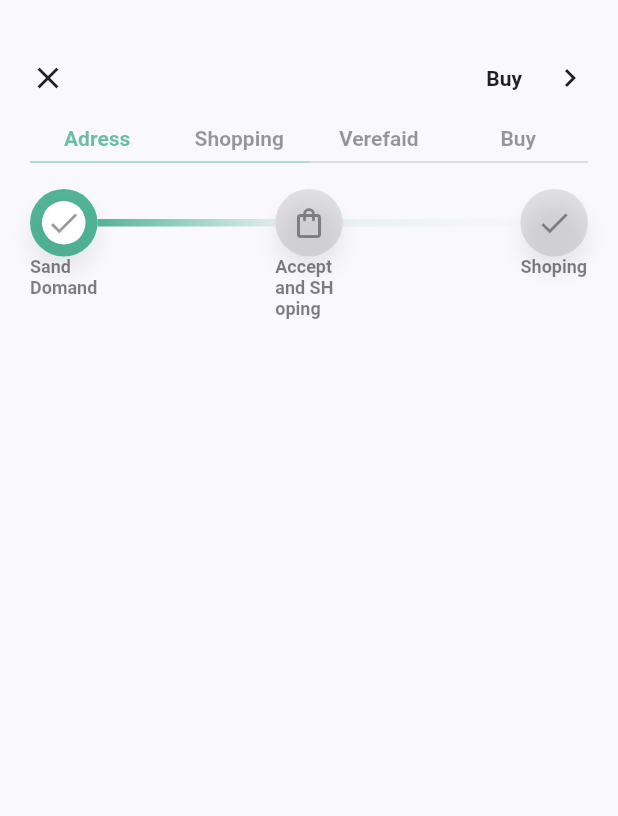
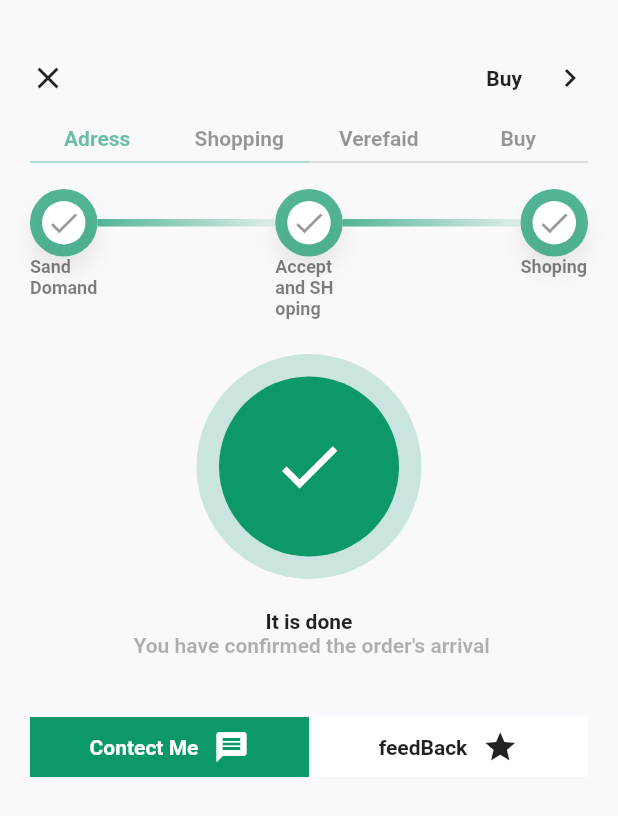
Before and after one commit to hemid32/e-commerce-phone-shope, a Flutter app: the Buy screen opened directly, on a phone screen of 412 x 824 dp. Shown: the top 816 px of the screen. Run offline on Flutter 3.47's test engine with Material 2 defaults, Android fonts, the phone set to English and light mode, and no system bars; our stand-ins replace flutter_svg.

Commit message:
fine shoppin

```diff
--- a/lib/screens/screen_pay/componants/body.dart
+++ b/lib/screens/screen_pay/componants/body.dart
@@ -1,12 +1,19 @@
 
 import 'package:flutter/material.dart';
 import 'package:phoneshop/constant.dart';
+import 'package:phoneshop/screens/screen_pay/widgets/buy/widgestStateRequst/accept_and_shopping.dart';
+import 'package:phoneshop/screens/screen_pay/widgets/buy/widgestStateRequst/conferm_arreved.dart';
+import 'package:phoneshop/screens/screen_pay/widgets/buy/widgestStateRequst/sand_domand.dart';
 import 'package:phoneshop/screens/screen_pay/widgets/cart.dart';
+import 'package:phoneshop/screens/screen_pay/widgets/shopping.dart';
 
 
+import 'container_buttom_prograss_shopping.dart';
+import 'double_button_bottom.dart';
 import 'header.dart';
 import 'item_top_menu.dart';
 import 'progress_shopping.dart';
+import 'text_rich_buttom_deatils.dart';
 
 class Body extends StatelessWidget {
 
@@ -26,12 +33,14 @@ class Body extends StatelessWidget {
           //Addres(),  // this is screen adrees
           //Shopping()   // this is widget shopping
           //Cart() , // this is widgzts cart
-          Column(
-            children: [
-              ProgressShopping() ,
 
-            ],
-          )
+
+          // this is state buy
+          //SandDomand() ** 1
+          // AcceptAndChopping() ** 2
+          ConfermArrived()
+
+
 
 
 
--- /dev/null
+++ b/lib/screens/screen_pay/componants/container_buttom_prograss_shopping.dart
@@ -0,0 +1,34 @@
+import 'package:flutter/material.dart';
+import 'package:phoneshop/constant.dart';
+class ContainetButtomPrograssShopping extends StatelessWidget {
+  const ContainetButtomPrograssShopping({
+    Key key, this.icon
+  }) : super(key: key);
+  final IconData icon ;
+
+
+  @override
+  Widget build(BuildContext context) {
+    return Container(
+      padding: EdgeInsets.all(15),
+      width: 150,
+      height: 150,
+      decoration: BoxDecoration(
+        color: kPrimaryColor.withOpacity(0.2) ,
+        shape: BoxShape.circle ,
+      ),
+      child: Container(
+        alignment: Alignment.center,
+        width: double.infinity,
+        height: double.infinity,
+        decoration: BoxDecoration(
+          color: kPrimaryColor,
+          shape: BoxShape.circle ,
+        ),
+        child: Icon(icon , size: 50 , color: Colors.white,),
+
+      ),
+
+    );
+  }
+}
--- /dev/null
+++ b/lib/screens/screen_pay/componants/double_button_bottom.dart
@@ -0,0 +1,70 @@
+import 'package:flutter/material.dart';
+import 'package:phoneshop/constant.dart';
+
+class DoubleButtonButtom extends StatelessWidget {
+  const DoubleButtonButtom({
+    Key key, this.iconBunnGreen, this.iconBunnWaith, this.titleBunnGreen, this.titleBunnWaith,
+  }) : super(key: key);
+  final IconData iconBunnGreen  ;
+  final IconData iconBunnWaith  ;
+  final String titleBunnGreen ;
+  final String titleBunnWaith ;
+
+
+  @override
+  Widget build(BuildContext context) {
+    Size size = MediaQuery.of(context).size ;
+
+    return Container(
+      margin: EdgeInsets.symmetric(horizontal: 20 , vertical:  20),
+      width: size.width - 40,
+      height: 40 ,
+      child: Row(
+        children: [
+          Container(
+            width: (size.width / 2 ) -20,
+            height: double.infinity,
+            decoration: BoxDecoration(
+              color: kPrimaryColor ,
+            ),
+            child: Container(
+              margin:EdgeInsets.symmetric(horizontal: 10),
+              child: Row(
+                mainAxisAlignment: MainAxisAlignment.center,
+                children: [
+                  Text('$titleBunnGreen',style: Theme.of(context).textTheme.button.copyWith(color: Colors.white) ) ,
+                  SizedBox(width: 10,) ,
+                  Icon(iconBunnGreen, color: Colors.white,)
+                ],
+              ),
+            ),
+          ) ,
+          Expanded(
+            child: Container(
+              //width: (size.width / 2 ) -20,
+              height: double.infinity,
+              decoration: BoxDecoration(
+                color: Colors.white ,
+              ),
+
+              child: Container(
+                margin:EdgeInsets.symmetric(horizontal: 10),
+                child: Row(
+                  mainAxisAlignment: MainAxisAlignment.center,
+                  children: [
+                    Text('$titleBunnWaith' ,style: Theme.of(context).textTheme.button,) ,
+                    SizedBox(width: 10,) ,
+                    Icon(iconBunnWaith)
+                  ],
+                ),
+              ),
+
+
+            ) ,
+
+          )
+        ],
+      ),
+    );
+  }
+}
--- a/lib/screens/screen_pay/componants/progress_shopping.dart
+++ b/lib/screens/screen_pay/componants/progress_shopping.dart
@@ -3,8 +3,10 @@ import 'package:phoneshop/constant.dart';
 
 class ProgressShopping extends StatelessWidget {
   const ProgressShopping({
-    Key key,
+    Key key, this.stat,
   }) : super(key: key);
+
+  final int stat ;
 
   @override
   Widget build(BuildContext context) {
@@ -17,9 +19,9 @@ class ProgressShopping extends StatelessWidget {
         mainAxisAlignment: MainAxisAlignment.spaceBetween,
         crossAxisAlignment: CrossAxisAlignment.center,
         children: [
-          CircelerChekedIconIsTrue( confermed: true , icon: Icons.check, title: 'Sand Domand',) ,
-          CircelerChekedIconIsTrue( confermed: false, icon: Icons.shopping_bag_outlined, title: 'Accept and SHoping',) ,
-          CircelerChekedIconIsTrue( icon: Icons.check, deletLine: true, title:  'Shoping ',) ,
+          CircelerChekedIconIsTrue( confermed: stat >= 1  ?  true : false  , icon: Icons.check, title: 'Sand Domand',) ,
+          CircelerChekedIconIsTrue( confermed: stat >= 2  ?  true : false, icon: Icons.shopping_bag_outlined, title: 'Accept and SHoping',) ,
+          CircelerChekedIconIsTrue( icon:  Icons.check, deletLine: true, title:  'Shoping ', confermed:  stat >= 3  ?  true : false,) ,
           //CircelerChekedIconIsTrue(icon: Icons.account_box,) ,
         ],
       ),
--- /dev/null
+++ b/lib/screens/screen_pay/componants/text_rich_buttom_deatils.dart
@@ -0,0 +1,26 @@
+import 'package:flutter/material.dart';
+class TextRichTitleDetails extends StatelessWidget {
+  const TextRichTitleDetails({
+    Key key, this.title, this.detail,
+  }) : super(key: key);
+  final String title  ;
+  final String detail ;
+
+  @override
+  Widget build(BuildContext context) {
+    return Container(
+      margin: EdgeInsets.symmetric(horizontal: 20 , vertical:  20 ),
+      child: RichText(
+        textAlign: TextAlign.center,
+        text: TextSpan(
+            children: [
+              TextSpan(text: '$title \n ' , style: Theme.of(context).textTheme.button),
+              TextSpan(text: '$detail  ' ,
+                  style: Theme.of(context).textTheme.button.copyWith(color: Colors.black.withOpacity(0.3))
+              ),
+            ]
+        ),
+      ),
+    );
+  }
+}
--- /dev/null
+++ b/lib/screens/screen_pay/widgets/buy/widgestStateRequst/conferm_arreved.dart
@@ -0,0 +1,32 @@
+import 'package:flutter/material.dart';
+import 'package:phoneshop/screens/screen_pay/componants/container_buttom_prograss_shopping.dart';
+import 'package:phoneshop/screens/screen_pay/componants/double_button_bottom.dart';
+import 'package:phoneshop/screens/screen_pay/componants/progress_shopping.dart';
+import 'package:phoneshop/screens/screen_pay/componants/text_rich_buttom_deatils.dart';
+class ConfermArrived extends StatelessWidget {
+  const ConfermArrived({
+    Key key,
+  }) : super(key: key);
+
+  @override
+  Widget build(BuildContext context) {
+    return Column(
+      children: [
+        ProgressShopping(stat: 3,) ,
+        ContainetButtomPrograssShopping(icon: Icons.check,) ,
+        TextRichTitleDetails(
+          title: 'It is done',
+          detail: 'You have confirmed the order\'s arrival',
+        ) ,
+
+
+        DoubleButtonButtom(iconBunnGreen: Icons.message, titleBunnGreen: 'Contect Me',
+          iconBunnWaith: Icons.star,
+          titleBunnWaith: 'feedBack',
+        ) ,
+
+
+      ],
+    );
+  }
+}
--- a/pubspec.yaml
+++ b/pubspec.yaml
@@ -29,6 +29,8 @@ dependencies:
   # Use with the CupertinoIcons class for iOS style icons.
   cupertino_icons: ^1.0.2
   flutter_svg: ^0.19.1
+  flutter_bloc: ^7.0.0
+
 
 
 dev_dependencies:
```
Also changed, not shown: lib/screens/homescreen/componants/body.dart (+5 -19 lines), lib/screens/homescreen/componants/costom_list_tile_switch.dart (added, +32 -0 lines), lib/screens/homescreen/widgeets/setting_app.dart (added, +36 -0 lines), lib/screens/screen_pay/widgets/buy/widgestStateRequst/accept_and_shopping.dart (added, +34 -0 lines), lib/screens/screen_pay/widgets/buy/widgestStateRequst/sand_domand.dart (added, +34 -0 lines), lib/screens/screen_pay/widgets/buy/buy.dart (added), pubspec.lock.
